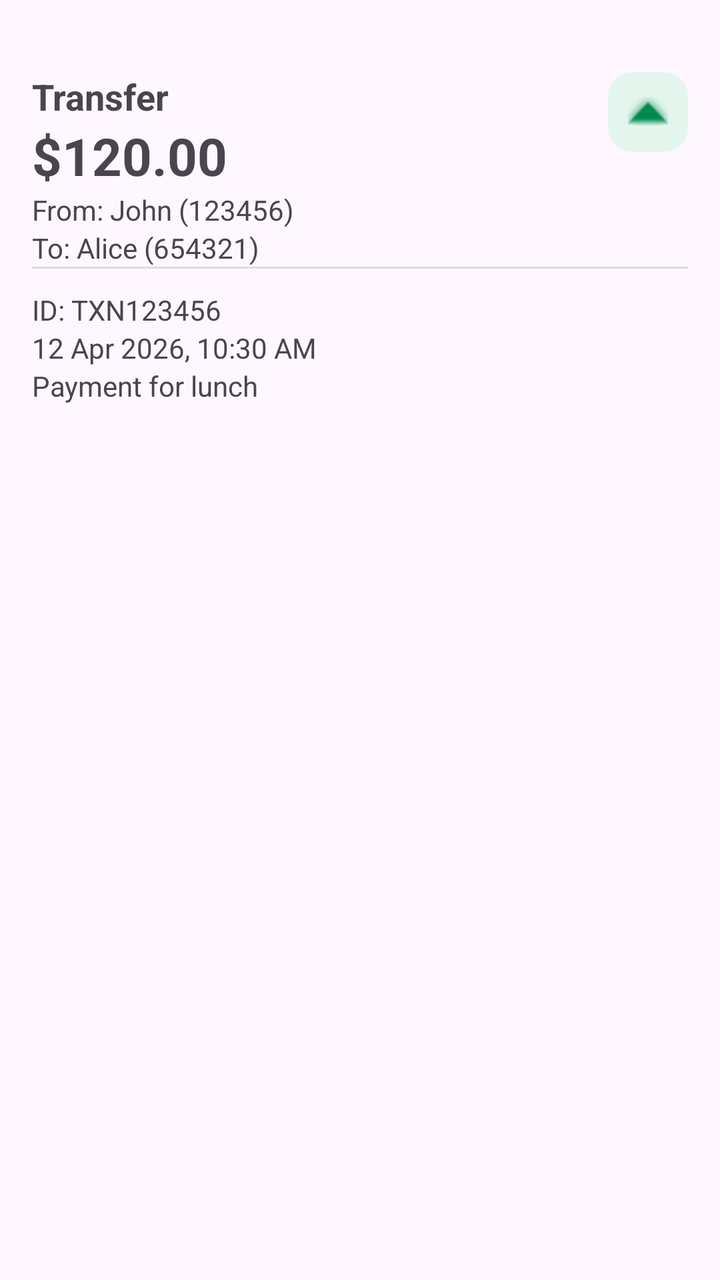
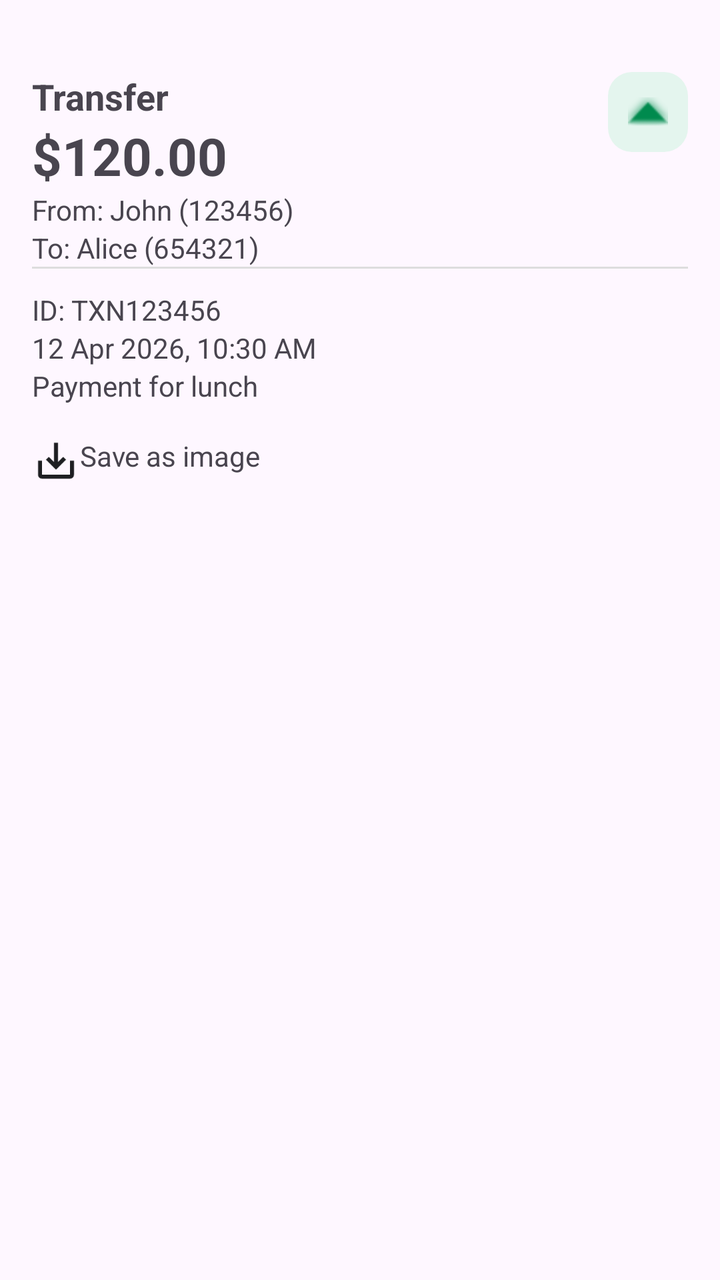

The first picture is an Android layout as it rendered before a commit; the second is the same layout after the commit. The layout source and the unified diff follow.
<!-- AndroidManifest.xml: application theme Theme.Banking_app_Y3S2 -->
<!-- res/layout/fragment_tran_detail_bottom_sheet.xml -->
<?xml version="1.0" encoding="utf-8"?>
<androidx.constraintlayout.widget.ConstraintLayout
    xmlns:android="http://schemas.android.com/apk/res/android"
    xmlns:app="http://schemas.android.com/apk/res-auto"
    android:padding="16dp"
    android:layout_width="match_parent"
    android:layout_height="wrap_content">

    
    <TextView
        android:layout_marginTop="20dp"
        android:id="@+id/typeTv"
        android:text="Transfer"
        android:textStyle="bold"
        android:textSize="18sp"
        android:layout_width="wrap_content"
        android:layout_height="wrap_content"

        app:layout_constraintTop_toTopOf="parent"
        app:layout_constraintStart_toStartOf="parent"/>

    
    <ImageView
        android:layout_marginTop="20dp"
        android:id="@+id/icon_iv"
        android:layout_width="40dp"
        android:layout_height="40dp"
        android:background="@drawable/bg_soft_icon_green"
        android:padding="10dp"
        android:src="@android:drawable/arrow_up_float"
        android:tint="@color/soft_green_text"
        app:layout_constraintTop_toTopOf="parent"
        app:layout_constraintEnd_toEndOf="parent"/>

    
    <TextView
        android:id="@+id/amountTv"
        android:text="$120.00"
        android:textSize="26sp"
        android:textStyle="bold"
        android:layout_width="wrap_content"
        android:layout_height="wrap_content"

        app:layout_constraintTop_toBottomOf="@id/typeTv"
        app:layout_constraintStart_toStartOf="parent"/>

    
    <TextView
        android:id="@+id/senderTv"
        android:text="From: John (123456)"
        android:layout_width="wrap_content"
        android:layout_height="wrap_content"

        app:layout_constraintTop_toBottomOf="@id/amountTv"
        app:layout_constraintStart_toStartOf="parent"/>

    
    <TextView
        android:id="@+id/receiverTv"
        android:text="To: Alice (654321)"
        android:layout_width="wrap_content"
        android:layout_height="wrap_content"
        app:layout_constraintTop_toBottomOf="@id/senderTv"
        app:layout_constraintStart_toStartOf="parent"/>

    
    <View
        android:layout_width="0dp"
        android:layout_height="1dp"
        android:background="#DDDDDD"

        app:layout_constraintTop_toBottomOf="@id/receiverTv"
        app:layout_constraintStart_toStartOf="parent"
        app:layout_constraintEnd_toEndOf="parent"/>

    
    <TextView
        android:id="@+id/transactionIdTv"
        android:text="ID: TXN123456"
        android:layout_width="wrap_content"
        android:layout_height="wrap_content"

        app:layout_constraintTop_toBottomOf="@id/receiverTv"
        app:layout_constraintStart_toStartOf="parent"
        android:layout_marginTop="12dp"/>

    
    <TextView
        android:id="@+id/dateTv"
        android:text="12 Apr 2026, 10:30 AM"
        android:layout_width="wrap_content"
        android:layout_height="wrap_content"

        app:layout_constraintTop_toBottomOf="@id/transactionIdTv"
        app:layout_constraintStart_toStartOf="parent"/>

    
    <TextView
        android:id="@+id/remarkTv"
        android:text="Payment for lunch"
        android:layout_width="wrap_content"
        android:layout_height="wrap_content"

        app:layout_constraintTop_toBottomOf="@id/dateTv"
        app:layout_constraintStart_toStartOf="parent"/>

</androidx.constraintlayout.widget.ConstraintLayout>
<!-- resources referenced by this layout -->
<resources>
  <color name="soft_green_text">#008A4E</color>
  <!-- drawable bg_soft_icon_green (drawable) -->
  <?xml version="1.0" encoding="utf-8"?>
  <shape xmlns:android="http://schemas.android.com/apk/res/android" android:shape="rectangle">
      <solid android:color="@color/soft_green_bg" />
      <corners android:radius="12dp" />
  </shape>
  <style name="Theme.Banking_app_Y3S2" parent="Base.Theme.Banking_app_Y3S2" />
  <color name="soft_green_bg">#E4F5EE</color>
  <style name="Base.Theme.Banking_app_Y3S2" parent="Theme.Material3.DayNight.NoActionBar">
          
          
          <item name="android:textViewStyle">@style/Widget.BankingApp.CleanTextView</item>
          <item name="android:editTextStyle">@style/Widget.BankingApp.CleanEditText</item>
          <item name="buttonStyle">@style/Widget.BankingApp.CleanButton</item>
      </style>
  <style name="Widget.BankingApp.CleanTextView" parent="@android:style/Widget.TextView">
          <item name="android:shadowColor">@android:color/transparent</item>
          <item name="android:shadowDx">0</item>
          <item name="android:shadowDy">0</item>
          <item name="android:shadowRadius">0</item>
          <item name="android:elegantTextHeight">false</item>
      </style>
  <style name="Widget.BankingApp.CleanEditText" parent="@android:style/Widget.EditText">
          <item name="android:shadowColor">@android:color/transparent</item>
          <item name="android:shadowDx">0</item>
          <item name="android:shadowDy">0</item>
          <item name="android:shadowRadius">0</item>
          <item name="android:textColor">@color/text_primary</item>
          <item name="android:textColorHint">@color/text_hint</item>
      </style>
  <style name="Widget.BankingApp.CleanButton" parent="Widget.Material3.Button">
          <item name="android:shadowColor">@android:color/transparent</item>
          <item name="android:shadowDx">0</item>
          <item name="android:shadowDy">0</item>
          <item name="android:shadowRadius">0</item>
          <item name="android:textStyle">bold</item>
          <item name="android:textAllCaps">false</item>
      </style>
  <color name="text_primary">#1D335A</color>
  <color name="text_hint">#5E6E8B</color>
</resources>

<!-- the commit's change to res/layout/fragment_tran_detail_bottom_sheet.xml (unified diff, before → after) -->
@@ -104,4 +104,20 @@
         app:layout_constraintTop_toBottomOf="@id/dateTv"
         app:layout_constraintStart_toStartOf="parent"/>
 
+    <LinearLayout
+        app:layout_constraintTop_toBottomOf="@+id/remarkTv"
+        android:layout_width="match_parent"
+        android:layout_height="wrap_content"
+        android:layout_marginTop="16dp"
+        android:orientation="horizontal">
+        <ImageView
+            android:src="@drawable/icon_save_alt_24"
+            android:layout_width="wrap_content"
+            android:layout_height="wrap_content"/>
+        <TextView
+            android:layout_width="wrap_content"
+            android:layout_height="wrap_content"
+            android:text="Save as image"/>
+    </LinearLayout>
+
 </androidx.constraintlayout.widget.ConstraintLayout>
<!-- resource entries referenced after the edit -->
@@ -7,6 +7,12 @@
       <solid android:color="@color/soft_green_bg" />
       <corners android:radius="12dp" />
   </shape>
+  <!-- drawable icon_save_alt_24 (drawable) -->
+  <vector xmlns:android="http://schemas.android.com/apk/res/android" android:height="24dp" android:tint="#1E1F22" android:viewportHeight="24" android:viewportWidth="24" android:width="24dp">
+        
+      <path android:fillColor="@android:color/white" android:pathData="M19,12v7L5,19v-7L3,12v7c0,1.1 0.9,2 2,2h14c1.1,0 2,-0.9 2,-2v-7h-2zM13,12.67l2.59,-2.58L17,11.5l-5,5 -5,-5 1.41,-1.41L11,12.67L11,3h2z"/>
+      
+  </vector>
   <style name="Theme.Banking_app_Y3S2" parent="Base.Theme.Banking_app_Y3S2" />
   <color name="soft_green_bg">#E4F5EE</color>
   <style name="Base.Theme.Banking_app_Y3S2" parent="Theme.Material3.DayNight.NoActionBar">
